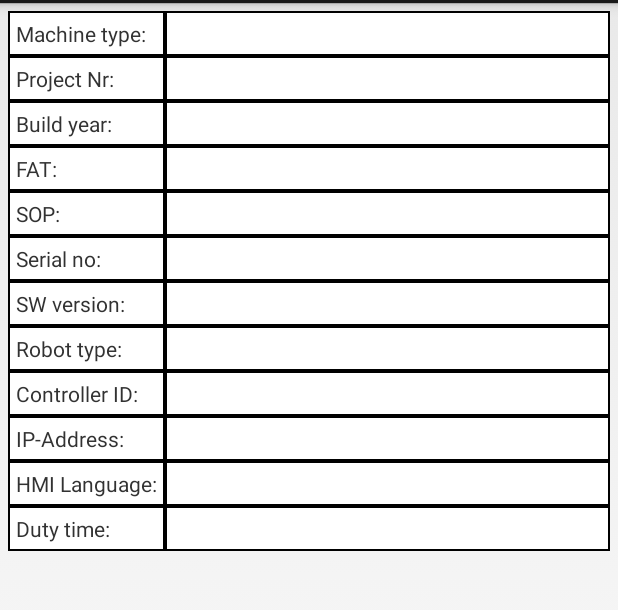
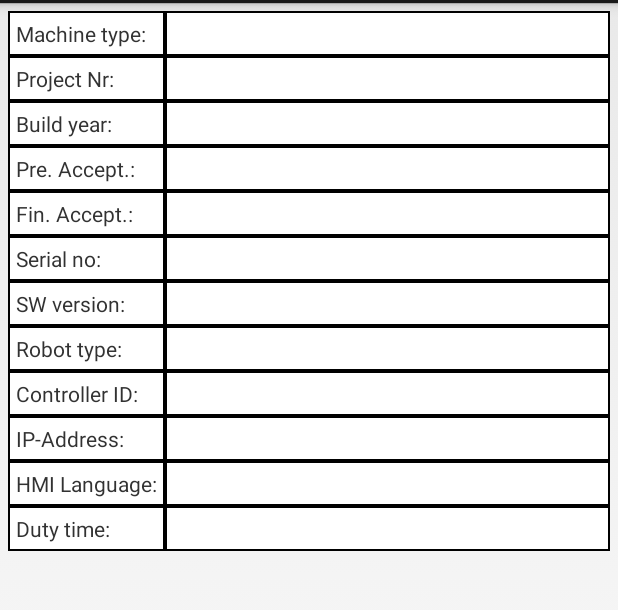
Before and after one commit to MRixen/rbc_Diagnose, an Android app: the layout fragment_section_machinedata.xml on its own in the app's theme, with its tools: preview values and no code run, on a phone screen of 412 x 824 dp, the part 69-679 px from its top. Run offline under Robolectric (Android 15) with nearby library versions, the phone set to English and light mode, and no system bars.

Commit message:
- Change some names of machineData fields - Bug fix for re connection dialog

```diff
--- a/app/src/main/AndroidManifest.xml
+++ b/app/src/main/AndroidManifest.xml
@@ -16,7 +16,8 @@
 
         <activity android:name=".MainActivity"
             android:label="@string/app_name"
-            android:configChanges="orientation|screenSize">
+            android:configChanges="orientation|screenSize"
+            android:launchMode="singleTask">
             <intent-filter>
                 <action android:name="android.intent.action.MAIN" />
                 <category android:name="android.intent.category.LAUNCHER" />
--- a/app/src/main/res/layout/fragment_section_machinedata.xml
+++ b/app/src/main/res/layout/fragment_section_machinedata.xml
@@ -84,7 +84,7 @@
             <TextView
                 android:layout_width="wrap_content"
                 android:layout_height="wrap_content"
-                android:text="FAT: "
+                android:text="Pre. Accept.: "
                 android:background="@drawable/cell_shape"
                 android:padding="5dp"/>
 
@@ -107,7 +107,7 @@
                 android:layout_height="wrap_content"
                 android:background="@drawable/cell_shape"
                 android:padding="5dp"
-                android:text="SOP:" />
+                android:text="Fin. Accept.:" />
 
             <TextView
                 android:id="@+id/text_sop"
--- a/app/src/main/res/values/strings.xml
+++ b/app/src/main/res/values/strings.xml
@@ -20,7 +20,7 @@
     <string name="title_activity_barcodereading">DataGui</string>
     <string name="title_section4">Events</string>
     <string name="title_activity_about">About</string>
-    <string name="errMsgWlan">Please connect to server via WLan</string>
+    <string name="errMsgWlan">Please connect to robot controller via WLan</string>
     <string name="connectionError">Can\'t connect to robot controller. Check WLan connection</string>
 
 </resources>
```
Also changed, not shown: app/src/main/java/com/example/manuelrixen/abbtestapp/MainActivity.java (+16 -9 lines).
